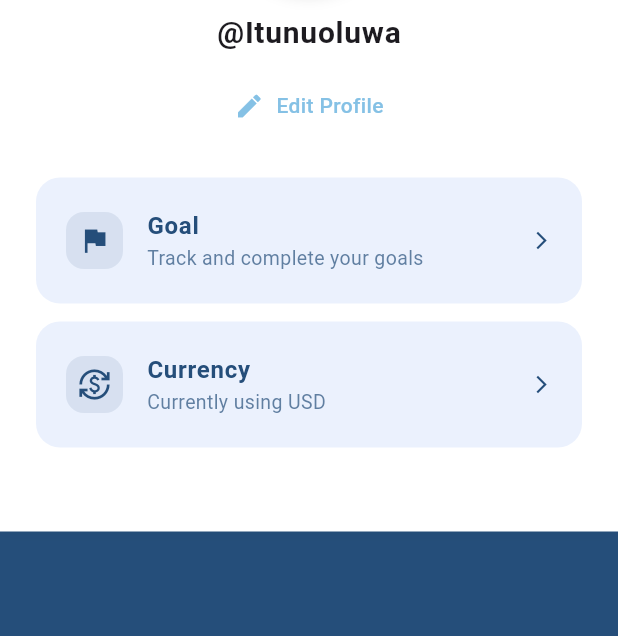
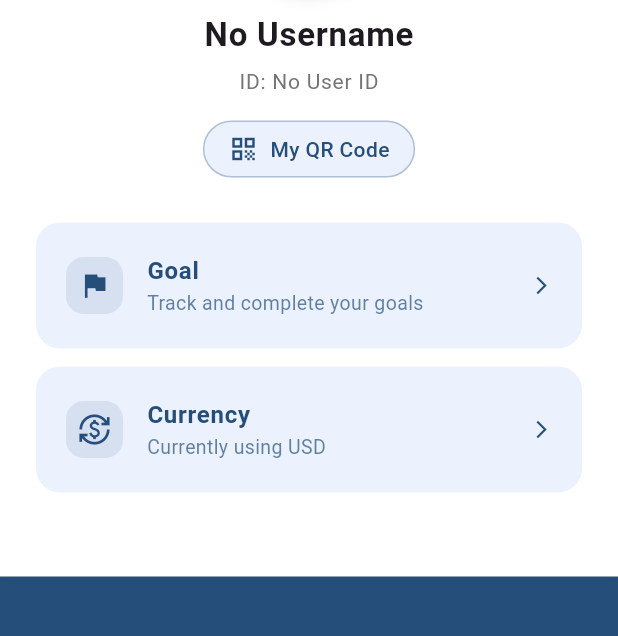
Before and after one commit to Fynaura/fynaura, a Flutter app: the ProfilePage screen opened directly, on a phone screen of 412 x 824 dp, the part 298-934 px from its top. Run offline on Flutter 3.47's test engine with Material 3 defaults, Android fonts, the phone set to English and light mode, and no system bars; our stand-ins replace confetti, fl_chart, flutter_local_notifications, image_picker, permission_handler, qr_flutter and 2 more; missing offline and left inert: mobile_scanner, mockito; accounts and stored records are empty; network calls fail.

Commit message:
Scrum-008: Feat - add option to generate qr in profile

```diff
--- a/front-end/lib/pages/Analize/analyze_page.dart
+++ b/front-end/lib/pages/Analize/analyze_page.dart
@@ -79,7 +79,7 @@ class _AnalyzePageState extends State<AnalyzePage>
   Future<void> fetchHourlyBalanceData() async {
 
     final response = await http.get(
-        Uri.parse('http://192.168.110.53:3000/transaction/hourly-balance'));
+        Uri.parse('http://192.168.8.172:3000/transaction/hourly-balance'));
 
     if (response.statusCode == 200) {
       // Parse the JSON response and cast it as List<Map<String, dynamic>>
@@ -105,7 +105,7 @@ class _AnalyzePageState extends State<AnalyzePage>
 
     final uid = userSession.userId;
     final response = await http
-        .get(Uri.parse('http://192.168.110.53:3000/transaction/$uid'));
+        .get(Uri.parse('http://192.168.8.172:3000/transaction/$uid'));
 
 
     if (response.statusCode == 200) {
--- a/front-end/lib/pages/home/home.dart
+++ b/front-end/lib/pages/home/home.dart
@@ -53,7 +53,7 @@ class _DashboardScreenState extends State<DashboardScreen>
     try {
       final response = await http.get(
 
-        Uri.parse('http://192.168.110.53:3000/goals/user/$uid'),
+        Uri.parse('http://192.168.8.172:3000/goals/user/$uid'),
 
       );
 
@@ -80,7 +80,7 @@ class _DashboardScreenState extends State<DashboardScreen>
       String expenseUrl = '';
       String baseUrl =
 
-          'http://192.168.110.53:3000/transaction'; // Make sure this matches your backend
+          'http://192.168.8.172:3000/transaction'; // Make sure this matches your backend
 
 
       // Construct the URLs based on the period selected
--- a/front-end/lib/pages/ocr/ImagePreviewScreen.dart
+++ b/front-end/lib/pages/ocr/ImagePreviewScreen.dart
@@ -50,7 +50,7 @@ class _ImagePreviewScreenState extends State<ImagePreviewScreen> {
         File compressedFile = File('${imageFile.path}_compressed_monochrome.jpg')
           ..writeAsBytesSync(compressedImage);
 
-        var uri = Uri.parse("http://192.168.110.53:3000/upload");
+        var uri = Uri.parse("http://192.168.8.172:3000/upload");
 
         var request = http.MultipartRequest("POST", uri);
 
--- a/front-end/lib/pages/ocr/extracted_text_screen.dart
+++ b/front-end/lib/pages/ocr/extracted_text_screen.dart
@@ -42,7 +42,7 @@ class ExtractedTextScreen extends StatelessWidget {
     }).toList();
 
     var uri = Uri.parse(
-        "http://10.31.4.203:3000/transaction/bulk"); // Replace with your API URL
+        "http://192.168.8.172:3000/transaction/bulk"); // Replace with your API URL
 
     try {
       // Show loading indicator
--- a/front-end/lib/pages/profile/profile.dart
+++ b/front-end/lib/pages/profile/profile.dart
@@ -1,7 +1,10 @@
 import 'package:flutter/material.dart';
 import 'package:fynaura/pages/goal-oriented-saving/Goalpage.dart';
-import 'package:fynaura/pages/profile/edit_profile_page.dart';
 import '../goal-oriented-saving/model/Goal.dart';
+import 'package:fynaura/pages/user-session/UserSession.dart';
+
+
+import 'QRCodeDialog.dart'; // Import the QR code dialog
 
 class ProfilePage extends StatefulWidget {
   @override
@@ -13,6 +16,20 @@ class _ProfilePageState extends State<ProfilePage> {
   int auraPoints = 1000; // Example points
   List<Goal> goals = []; // Example empty list of goals
   String selectedCurrency = "USD"; // Default currency
+
+  // Get user information from UserSession
+  late String username;
+  late String userId;
+
+  @override
+  void initState() {
+    super.initState();
+
+    // Get user data from the UserSession singleton
+    final userSession = UserSession();
+    username = userSession.displayName ?? "No Username";
+    userId = userSession.userId ?? "No User ID";
+  }
 
   void _selectAvatar() {
     showDialog(
@@ -94,6 +111,18 @@ class _ProfilePageState extends State<ProfilePage> {
     });
   }
 
+  void _showQRCode() {
+    showDialog(
+      context: context,
+      builder: (BuildContext context) {
+        return QRCodeDialog(
+          userId: userId,
+          username: username,
+        );
+      },
+    );
+  }
+
   @override
   Widget build(BuildContext context) {
     return Scaffold(
@@ -137,36 +166,51 @@ class _ProfilePageState extends State<ProfilePage> {
                     padding: EdgeInsets.fromLTRB(16, 70, 16, 30),
                     child: Column(
                       children: [
-                        // Profile Name
+                        // Username with larger font
                         Text(
-                          "@Itunuoluwa",
+                          username,
                           style: TextStyle(
-                            fontSize: 20,
+                            fontSize: 22,
                             fontWeight: FontWeight.bold,
                             letterSpacing: 0.5,
                           ),
                         ),
+                        SizedBox(height: 6),
+
+                        // User ID with smaller font
+                        Text(
+                          "ID: $userId",
+                          style: TextStyle(
+                            fontSize: 14,
+                            color: Colors.grey[600],
+                            letterSpacing: 0.5,
+                          ),
+                        ),
+
+                        // QR Code button
                         SizedBox(height: 16),
-
-                        // Edit Profile button with text
-                        InkWell(
-                          onTap: () {
-                            Navigator.push(
-                              context,
-                              MaterialPageRoute(builder: (context) => ProfileEditorPage()),
-                            );
-                          },
-                          child: Padding(
-                            padding: const EdgeInsets.symmetric(vertical: 8.0),
+                        GestureDetector(
+                          onTap: _showQRCode,
+                          child: Container(
+                            padding: EdgeInsets.symmetric(horizontal: 16, vertical: 8),
+                            decoration: BoxDecoration(
+                              color: Color(0xFFEBF1FD),
+                              borderRadius: BorderRadius.circular(20),
+                              border: Border.all(color: Color(0xFF254e7a).withOpacity(0.3)),
+                            ),
                             child: Row(
                               mainAxisSize: MainAxisSize.min,
                               children: [
-                                Icon(Icons.edit, color: Color(0xFF85C1E5), size: 20),
+                                Icon(
+                                  Icons.qr_code,
+                                  color: Color(0xFF254e7a),
+                                  size: 20,
+                                ),
                                 SizedBox(width: 8),
                                 Text(
-                                  "Edit Profile",
+                                  "My QR Code",
                                   style: TextStyle(
-                                    color: Color(0xFF85C1E5),
+                                    color: Color(0xFF254e7a),
                                     fontWeight: FontWeight.w500,
                                   ),
                                 ),
--- a/front-end/lib/pages/sign-up/mainSignUp.dart
+++ b/front-end/lib/pages/sign-up/mainSignUp.dart
@@ -25,7 +25,7 @@ class _MainSignupState extends State<Mainsignup> {
   bool _isConfirmPasswordVisible = false;
 
 
-  final String apiUrl = 'http://192.168.110.53:3000/user/register';
+  final String apiUrl = 'http://192.168.8.172:3000/user/register';
 
 
   // Error and success message state variables
--- a/front-end/pubspec.yaml
+++ b/front-end/pubspec.yaml
@@ -30,6 +30,8 @@ dependencies:
 
   mime: ^2.0.0
   mobile_scanner: ^3.0.0
+
+  qr_flutter: ^4.1.0
 
 
 
```
Also changed, not shown: front-end/lib/pages/profile/QRCodeDialog.dart (added, +135 -0 lines), front-end/lib/services/budget_service.dart (+11 -5 lines), front-end/pubspec.lock, 1 other file.
